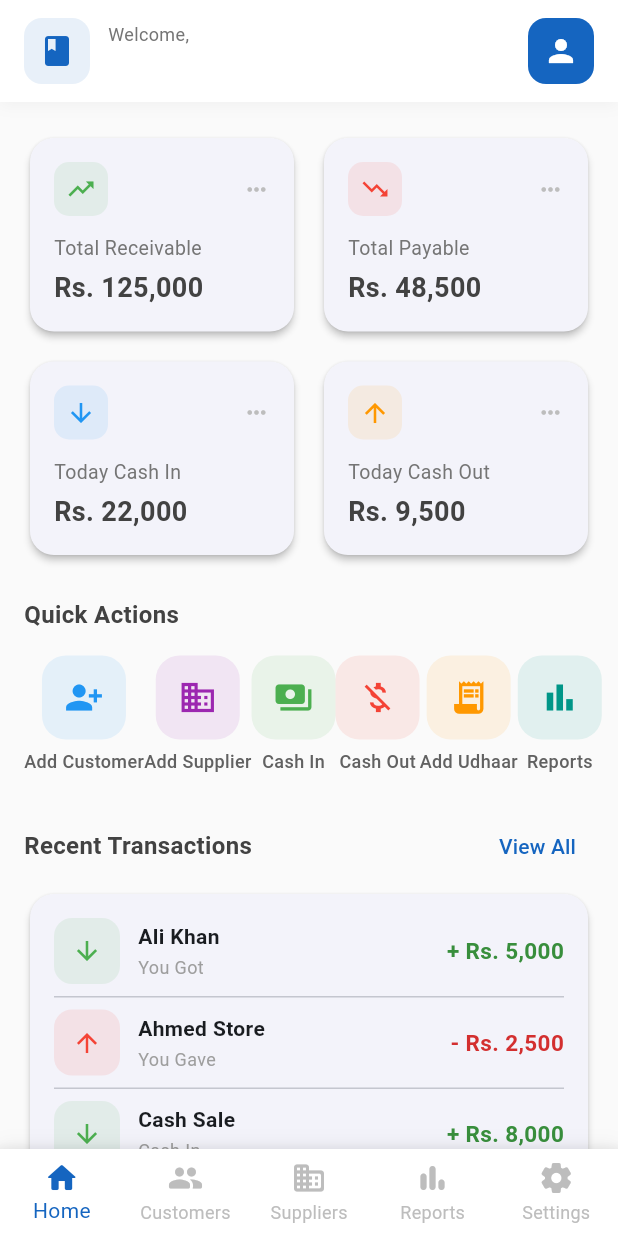
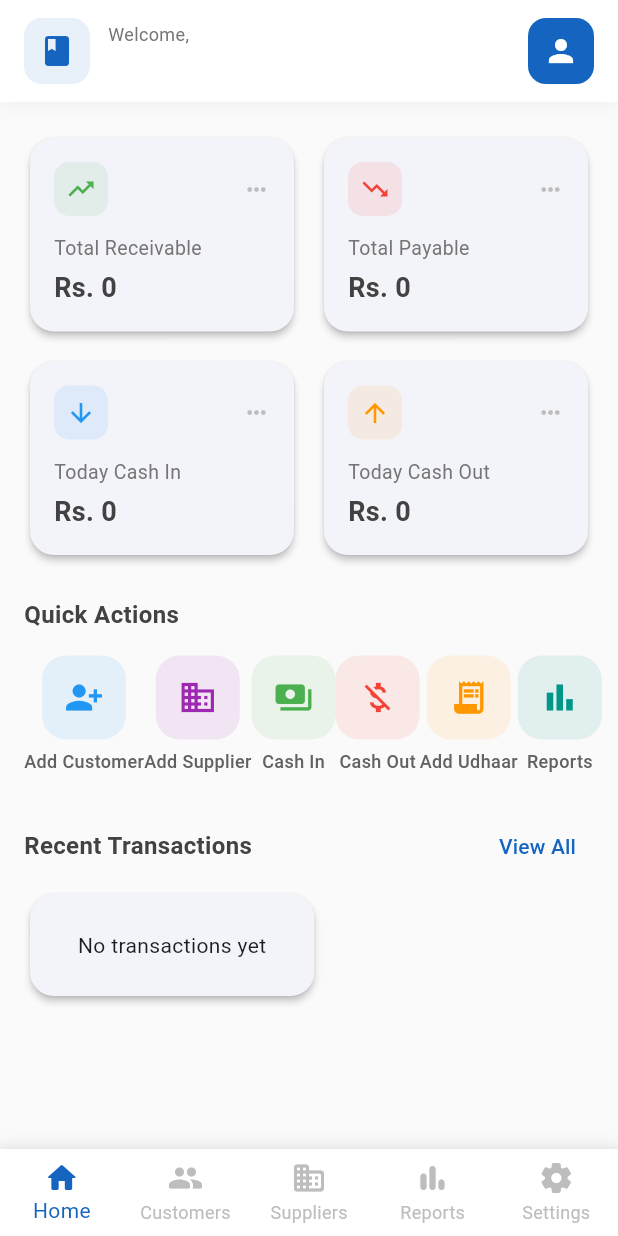
Before and after one commit to zuraiz-01/digi_khata, a Flutter app: the screen it shows once a user with an empty profile is signed in, on a phone screen of 412 x 824 dp. Run offline on Flutter 3.47's test engine with Material 3 defaults, Android fonts, the phone set to English and light mode, and no system bars; our stand-ins replace cloud_firestore, firebase_auth, firebase_core; accounts and stored records are empty.

Commit message:
feat: add dashboard real data connection

```diff
--- a/lib/main.dart
+++ b/lib/main.dart
@@ -7,6 +7,7 @@ import 'providers/staff_provider.dart';
 import 'providers/customer_provider.dart';
 import 'providers/supplier_provider.dart';
 import 'providers/ledger_provider.dart';
+import 'providers/dashboard_provider.dart';
 import 'screens/login_screen.dart';
 import 'screens/signup_screen.dart';
 import 'screens/business_setup_screen.dart';
@@ -29,6 +30,7 @@ void main() async {
         ChangeNotifierProvider(create: (_) => CustomerProvider()),
         ChangeNotifierProvider(create: (_) => SupplierProvider()),
         ChangeNotifierProvider(create: (_) => LedgerProvider()),
+        ChangeNotifierProvider(create: (_) => DashboardProvider()),
       ],
       child: const DigiKhataApp(),
     ),
--- a/lib/screens/dashboard_screen.dart
+++ b/lib/screens/dashboard_screen.dart
@@ -2,6 +2,7 @@ import 'package:flutter/material.dart';
 import 'package:provider/provider.dart';
 import '../providers/auth_provider.dart';
 import '../providers/business_provider.dart';
+import '../providers/dashboard_provider.dart';
 import '../widgets/summary_card.dart';
 import '../widgets/quick_action_card.dart';
 import '../widgets/transaction_tile.dart';
@@ -17,21 +18,25 @@ class _DashboardScreenState extends State<DashboardScreen> {
   @override
   void initState() {
     super.initState();
-    _loadBusinesses();
+    WidgetsBinding.instance.addPostFrameCallback((_) => _loadData());
   }
 
-  void _loadBusinesses() {
-    final auth = context.read<AppAuthProvider>();
+  void _loadData() {
     final bp = context.read<BusinessProvider>();
-    if (auth.firebaseUser != null && bp.businesses.isEmpty) {
-      bp.loadBusinesses(auth.firebaseUser!.uid);
+    if (bp.currentBusiness != null) {
+      context.read<DashboardProvider>().loadDashboardData(bp.currentBusiness!.id);
     }
+  }
+
+  String _format(double amount) {
+    return 'Rs. ${amount.toStringAsFixed(0)}';
   }
 
   @override
   Widget build(BuildContext context) {
     final auth = context.watch<AppAuthProvider>();
     final bp = context.watch<BusinessProvider>();
+    final dp = context.watch<DashboardProvider>();
 
     return Scaffold(
       backgroundColor: Colors.grey.shade50,
@@ -40,17 +45,62 @@ class _DashboardScreenState extends State<DashboardScreen> {
           children: [
             _buildAppBar(context, auth, bp),
             Expanded(
-              child: SingleChildScrollView(
+              child: dp.isLoading
+                  ? const Center(child: CircularProgressIndicator())
+                  : SingleChildScrollView(
                       padding: const EdgeInsets.symmetric(horizontal: 16),
-                child: const Column(
+                      child: Column(
                         crossAxisAlignment: CrossAxisAlignment.start,
                         children: [
-                    _SummaryCardsSection(),
-                    SizedBox(height: 24),
-                    _QuickActionsSection(),
-                    SizedBox(height: 24),
-                    _RecentTransactionsSection(),
-                    SizedBox(height: 20),
+                          const SizedBox(height: 20),
+                          Row(
+                            children: [
+                              Expanded(
+                                child: SummaryCard(
+                                  title: 'Total Receivable',
+                                  amount: _format(dp.totalReceivable),
+                                  icon: Icons.trending_up,
+                                  color: Colors.green,
+                                ),
+                              ),
+                              const SizedBox(width: 12),
+                              Expanded(
+                                child: SummaryCard(
+                                  title: 'Total Payable',
+                                  amount: _format(dp.totalPayable),
+                                  icon: Icons.trending_down,
+                                  color: Colors.red,
+                                ),
+                              ),
+                            ],
+                          ),
+                          const SizedBox(height: 12),
+                          Row(
+                            children: [
+                              Expanded(
+                                child: SummaryCard(
+                                  title: 'Today Cash In',
+                                  amount: _format(dp.todayCashIn),
+                                  icon: Icons.arrow_downward,
+                                  color: Colors.blue,
+                                ),
+                              ),
+                              const SizedBox(width: 12),
+                              Expanded(
+                                child: SummaryCard(
+                                  title: 'Today Cash Out',
+                                  amount: _format(dp.todayCashOut),
+                                  icon: Icons.arrow_upward,
+                                  color: Colors.orange,
+                                ),
+                              ),
+                            ],
+                          ),
+                          const SizedBox(height: 24),
+                          _buildQuickActions(context),
+                          const SizedBox(height: 24),
+                          _buildRecentTransactions(dp),
+                          const SizedBox(height: 20),
                         ],
                       ),
                     ),
@@ -89,35 +139,19 @@ class _DashboardScreenState extends State<DashboardScreen> {
               color: const Color(0xFF1565C0).withValues(alpha: 0.1),
               borderRadius: BorderRadius.circular(12),
             ),
-            child: const Icon(
-              Icons.book_rounded,
-              color: Color(0xFF1565C0),
-              size: 24,
-            ),
+            child: const Icon(Icons.book_rounded, color: Color(0xFF1565C0), size: 24),
           ),
           const SizedBox(width: 12),
           Expanded(
             child: Column(
               crossAxisAlignment: CrossAxisAlignment.start,
               children: [
-                Text(
-                  greeting,
-                  style: TextStyle(
-                    color: Colors.grey.shade600,
-                    fontSize: 12,
-                  ),
-                ),
+                Text(greeting, style: TextStyle(color: Colors.grey.shade600, fontSize: 12)),
                 GestureDetector(
                   onTap: () => _showBusinessSwitcher(context, bp),
                   child: Row(
                     children: [
-                      Text(
-                        businessName,
-                        style: const TextStyle(
-                          fontWeight: FontWeight.bold,
-                          fontSize: 16,
-                        ),
-                      ),
+                      Text(businessName, style: const TextStyle(fontWeight: FontWeight.bold, fontSize: 16)),
                       if (bp.businesses.length > 1)
                         Icon(Icons.arrow_drop_down, color: Colors.grey.shade600, size: 20),
                     ],
@@ -128,9 +162,7 @@ class _DashboardScreenState extends State<DashboardScreen> {
           ),
           PopupMenuButton<String>(
             offset: const Offset(0, 48),
-            shape: RoundedRectangleBorder(
-              borderRadius: BorderRadius.circular(12),
-            ),
+            shape: RoundedRectangleBorder(borderRadius: BorderRadius.circular(12)),
             onSelected: (value) async {
               if (value == 'staff') {
                 Navigator.pushNamed(context, '/staff');
@@ -152,11 +184,7 @@ class _DashboardScreenState extends State<DashboardScreen> {
                 color: const Color(0xFF1565C0),
                 borderRadius: BorderRadius.circular(12),
               ),
-              child: const Icon(
-                Icons.person,
-                color: Colors.white,
-                size: 24,
-              ),
+              child: const Icon(Icons.person, color: Colors.white, size: 24),
             ),
           ),
         ],
@@ -168,9 +196,7 @@ class _DashboardScreenState extends State<DashboardScreen> {
     if (bp.businesses.length <= 1) return;
     showModalBottomSheet(
       context: context,
-      shape: const RoundedRectangleBorder(
-        borderRadius: BorderRadius.vertical(top: Radius.circular(20)),
-      ),
+      shape: const RoundedRectangleBorder(borderRadius: BorderRadius.vertical(top: Radius.circular(20))),
       builder: (context) {
         return Padding(
           padding: const EdgeInsets.all(20),
@@ -178,13 +204,9 @@ class _DashboardScreenState extends State<DashboardScreen> {
             mainAxisSize: MainAxisSize.min,
             crossAxisAlignment: CrossAxisAlignment.start,
             children: [
-              const Text(
-                'Switch Business',
-                style: TextStyle(fontSize: 18, fontWeight: FontWeight.bold),
-              ),
+              const Text('Switch Business', style: TextStyle(fontSize: 18, fontWeight: FontWeight.bold)),
               const SizedBox(height: 12),
-              ...bp.businesses.map(
-                (b) => ListTile(
+              ...bp.businesses.map((b) => ListTile(
                     leading: const Icon(Icons.store_outlined),
                     title: Text(b.name),
                     trailing: b.id == bp.currentBusiness?.id
@@ -192,10 +214,10 @@ class _DashboardScreenState extends State<DashboardScreen> {
                         : null,
                     onTap: () {
                       bp.switchBusiness(b.id);
+                      _loadData();
                       Navigator.pop(context);
                     },
-                ),
-              ),
+                  )),
             ],
           ),
         );
@@ -203,17 +225,103 @@ class _DashboardScreenState extends State<DashboardScreen> {
     );
   }
 
+  Widget _buildQuickActions(BuildContext context) {
+    return Column(
+      crossAxisAlignment: CrossAxisAlignment.start,
+      children: [
+        Text('Quick Actions', style: TextStyle(fontSize: 16, fontWeight: FontWeight.bold, color: Colors.grey.shade800)),
+        const SizedBox(height: 16),
+        Row(
+          mainAxisAlignment: MainAxisAlignment.spaceBetween,
+          children: [
+            QuickActionCard(
+              label: 'Add Customer', icon: Icons.person_add_alt_1, color: Colors.blue,
+              onTap: () => Navigator.pushNamed(context, '/customers'),
+            ),
+            QuickActionCard(
+              label: 'Add Supplier', icon: Icons.business, color: Colors.purple,
+              onTap: () => Navigator.pushNamed(context, '/suppliers'),
+            ),
+            QuickActionCard(
+              label: 'Cash In', icon: Icons.payments, color: Colors.green,
+              onTap: () => Navigator.pushNamed(context, '/cash-in'),
+            ),
+            QuickActionCard(
+              label: 'Cash Out', icon: Icons.money_off, color: Colors.red,
+              onTap: () => Navigator.pushNamed(context, '/cash-out'),
+            ),
+            QuickActionCard(
+              label: 'Add Udhaar', icon: Icons.receipt_long, color: Colors.orange,
+              onTap: () => Navigator.pushNamed(context, '/add-udhaar'),
+            ),
+            QuickActionCard(
+              label: 'Reports', icon: Icons.bar_chart, color: Colors.teal,
+            ),
+          ],
+        ),
+      ],
+    );
+  }
+
+  Widget _buildRecentTransactions(DashboardProvider dp) {
+    return Column(
+      crossAxisAlignment: CrossAxisAlignment.start,
+      children: [
+        Row(
+          mainAxisAlignment: MainAxisAlignment.spaceBetween,
+          children: [
+            Text('Recent Transactions',
+                style: TextStyle(fontSize: 16, fontWeight: FontWeight.bold, color: Colors.grey.shade800)),
+            TextButton(
+              onPressed: () {},
+              child: const Text('View All',
+                  style: TextStyle(color: Color(0xFF1565C0), fontWeight: FontWeight.w500)),
+            ),
+          ],
+        ),
+        const SizedBox(height: 4),
+        Card(
+          child: Padding(
+            padding: const EdgeInsets.symmetric(horizontal: 16, vertical: 8),
+            child: dp.recentTransactions.isEmpty
+                ? const Padding(
+                    padding: EdgeInsets.all(16),
+                    child: Text('No transactions yet', textAlign: TextAlign.center),
+                  )
+                : Column(
+                    children: dp.recentTransactions.asMap().entries.map((entry) {
+                      final e = entry.value;
+                      final isPositive = e.type == 'cash_in' ||
+                          e.type == 'udhaar_received' ||
+                          e.type == 'payment_received';
+                      final sign = isPositive ? '+' : '-';
+                      final partyName = e.partyName ?? e.description;
+                      final typeLabel = e.type.replaceAll('_', ' ').toUpperCase();
+
+                      return Column(
+                        children: [
+                          if (entry.key > 0) const Divider(height: 1),
+                          TransactionTile(
+                            name: partyName.isNotEmpty ? partyName : e.type.replaceAll('_', ' '),
+                            type: typeLabel,
+                            amount: '$sign Rs. ${e.amount.toStringAsFixed(0)}',
+                            isPositive: isPositive,
+                          ),
+                        ],
+                      );
+                    }).toList(),
+                  ),
+          ),
+        ),
+      ],
+    );
+  }
+
   Widget _buildBottomNav(BuildContext context) {
     return Container(
       decoration: BoxDecoration(
         color: Colors.white,
-        boxShadow: [
-          BoxShadow(
-            color: Colors.black.withValues(alpha: 0.06),
-            blurRadius: 10,
-            offset: const Offset(0, -2),
-          ),
-        ],
+        boxShadow: [BoxShadow(color: Colors.black.withValues(alpha: 0.06), blurRadius: 10, offset: const Offset(0, -2))],
       ),
       child: BottomNavigationBar(
         type: BottomNavigationBarType.fixed,
@@ -236,199 +344,3 @@ class _DashboardScreenState extends State<DashboardScreen> {
     );
   }
 }
-
-class _SummaryCardsSection extends StatelessWidget {
-  const _SummaryCardsSection();
-
-  @override
-  Widget build(BuildContext context) {
-    return Column(
-      crossAxisAlignment: CrossAxisAlignment.start,
-      children: [
-        const SizedBox(height: 20),
-        Row(
-          children: [
-            Expanded(
-              child: SummaryCard(
-                title: 'Total Receivable',
-                amount: 'Rs. 125,000',
-                icon: Icons.trending_up,
-                color: Colors.green,
-              ),
-            ),
-            const SizedBox(width: 12),
-            Expanded(
-              child: SummaryCard(
-                title: 'Total Payable',
-                amount: 'Rs. 48,500',
-                icon: Icons.trending_down,
-                color: Colors.red,
-              ),
-            ),
-          ],
-        ),
-        const SizedBox(height: 12),
-        Row(
-          children: [
-            Expanded(
-              child: SummaryCard(
-                title: 'Today Cash In',
-                amount: 'Rs. 22,000',
-                icon: Icons.arrow_downward,
-                color: Colors.blue,
-              ),
-            ),
-            const SizedBox(width: 12),
-            Expanded(
-              child: SummaryCard(
-                title: 'Today Cash Out',
-                amount: 'Rs. 9,500',
-                icon: Icons.arrow_upward,
-                color: Colors.orange,
-              ),
-            ),
-          ],
-        ),
-      ],
-    );
-  }
-}
-
-class _QuickActionsSection extends StatelessWidget {
-  const _QuickActionsSection();
-
-  @override
-  Widget build(BuildContext context) {
-    return Column(
-      crossAxisAlignment: CrossAxisAlignment.start,
-      children: [
-        Text(
-          'Quick Actions',
-          style: TextStyle(
-            fontSize: 16,
-            fontWeight: FontWeight.bold,
-            color: Colors.grey.shade800,
-          ),
-        ),
-        const SizedBox(height: 16),
-        Row(
-          mainAxisAlignment: MainAxisAlignment.spaceBetween,
-          children: [
-            QuickActionCard(
-              label: 'Add Customer',
-              icon: Icons.person_add_alt_1,
-              color: Colors.blue,
-              onTap: () => Navigator.pushNamed(context, '/customers'),
-            ),
-            QuickActionCard(
-              label: 'Add Supplier',
-              icon: Icons.business,
-              color: Colors.purple,
-              onTap: () => Navigator.pushNamed(context, '/suppliers'),
-            ),
-            QuickActionCard(
-              label: 'Cash In',
-              icon: Icons.payments,
-              color: Colors.green,
-              onTap: () => Navigator.pushNamed(context, '/cash-in'),
-            ),
-            QuickActionCard(
-              label: 'Cash Out',
-              icon: Icons.money_off,
-              color: Colors.red,
-              onTap: () => Navigator.pushNamed(context, '/cash-out'),
-            ),
-            QuickActionCard(
-              label: 'Add Udhaar',
-              icon: Icons.receipt_long,
-              color: Colors.orange,
-              onTap: () => Navigator.pushNamed(context, '/add-udhaar'),
-            ),
-            QuickActionCard(
-              label: 'Reports',
-              icon: Icons.bar_chart,
-              color: Colors.teal,
-            ),
-          ],
-        ),
-      ],
-    );
-  }
-}
-
-class _RecentTransactionsSection extends StatelessWidget {
-  const _RecentTransactionsSection();
-
-  @override
-  Widget build(BuildContext context) {
-    return Column(
-      crossAxisAlignment: CrossAxisAlignment.start,
-      children: [
-        Row(
-          mainAxisAlignment: MainAxisAlignment.spaceBetween,
-          children: [
-            Text(
-              'Recent Transactions',
-              style: TextStyle(
-                fontSize: 16,
-                fontWeight: FontWeight.bold,
-                color: Colors.grey.shade800,
-              ),
-            ),
-            TextButton(
-              onPressed: () {},
-              child: const Text(
-                'View All',
-                style: TextStyle(color: Color(0xFF1565C0), fontWeight: FontWeight.w500),
-              ),
-            ),
-          ],
-        ),
-        const SizedBox(height: 4),
-        Card(
-          child: Padding(
-            padding: const EdgeInsets.symmetric(horizontal: 16, vertical: 8),
-            child: Column(
-              children: const [
-                TransactionTile(
-                  name: 'Ali Khan',
-                  type: 'You Got',
-                  amount: '+ Rs. 5,000',
-                  isPositive: true,
-                ),
-                Divider(height: 1),
-                TransactionTile(
-                  name: 'Ahmed Store',
-                  type: 'You Gave',
-                  amount: '- Rs. 2,500',
-                  isPositive: false,
-                ),
-                Divider(height: 1),
-                TransactionTile(
-                  name: 'Cash Sale',
-                  type: 'Cash In',
-                  amount: '+ Rs. 8,000',
-                  isPositive: true,
-                ),
-                Divider(height: 1),
-                TransactionTile(
-                  name: 'Rent Paid',
-                  type: 'Cash Out',
-                  amount: '- Rs. 12,000',
-                  isPositive: false,
-                ),
-                Divider(height: 1),
-                TransactionTile(
-                  name: 'Hassan Traders',
-                  type: 'You Got',
-                  amount: '+ Rs. 3,500',
-                  isPositive: true,
-                ),
-              ],
-            ),
-          ),
-        ),
-      ],
-    );
-  }
-}
```
Also changed, not shown: lib/providers/dashboard_provider.dart (added, +94 -0 lines). Lines whose indentation alone changed are shown as unchanged.
